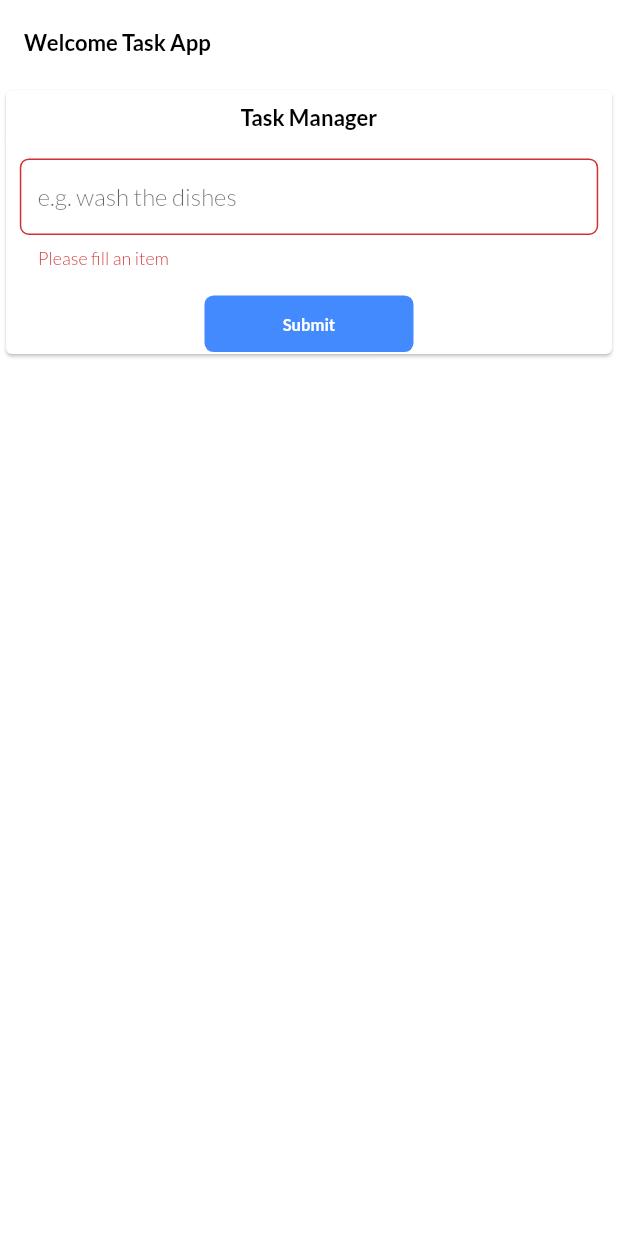
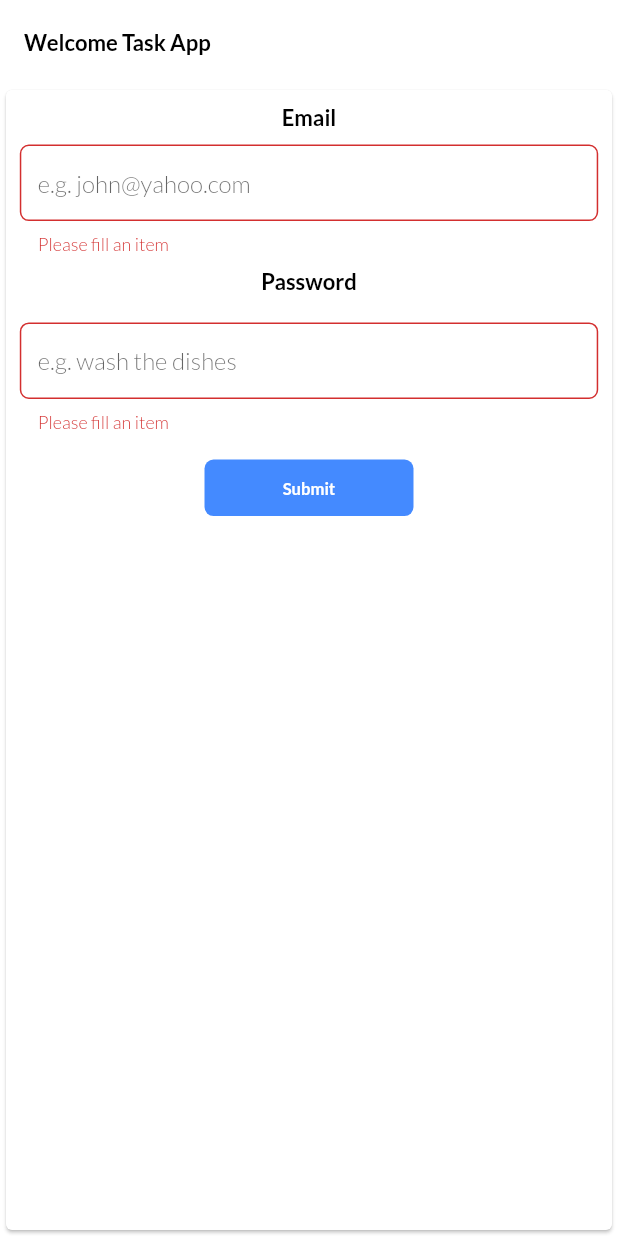
Before and after one commit to mide18/task_app, a Flutter app: the screen it shows after launch, after a tap on "Submit", on a phone screen of 412 x 824 dp. Run offline on Flutter 3.47's test engine with Material 2 defaults, Android fonts, the light colour scheme and no system bars; our stand-ins replace flutter_riverpod, flutter_screenutil; statements that could not run were skipped.

Commit message:
task update

```diff
--- a/lib/constants/components.dart
+++ b/lib/constants/components.dart
@@ -1,4 +1,9 @@
 import 'package:flutter/material.dart';
+
+
+// Form Error
+final RegExp emailValidatorRegExp =
+RegExp(r"^[a-zA-Z0-9.]+@[a-zA-Z0-9]+\.[a-zA-Z]+");
 
 OutlineInputBorder enableOutline() {
   return OutlineInputBorder(
--- a/lib/screens/edit_task_screen.dart
+++ b/lib/screens/edit_task_screen.dart
@@ -10,7 +10,6 @@ class EditTaskScreen extends StatefulWidget {
 }
 
 class _EditTaskScreenState extends State<EditTaskScreen> {
-
   final _formKey = GlobalKey<FormState>();
   final _focusScopeNode = FocusScopeNode();
 
@@ -41,7 +40,8 @@ class _EditTaskScreenState extends State<EditTaskScreen> {
             padding: EdgeInsets.all(10.r),
             child: Form(
               key: _formKey,
-                  child: Column(crossAxisAlignment: CrossAxisAlignment.start,
+              child: Column(
+                crossAxisAlignment: CrossAxisAlignment.start,
                 children: [
                   Center(
                     child: Text(
@@ -55,7 +55,8 @@ class _EditTaskScreenState extends State<EditTaskScreen> {
                   SizedBox(
                     height: 20.h,
                   ),
-                      Row(mainAxisAlignment: MainAxisAlignment.spaceBetween,
+                  Row(
+                    mainAxisAlignment: MainAxisAlignment.spaceBetween,
                     children: [
                       Text(
                         'Edit Task',
@@ -64,7 +65,8 @@ class _EditTaskScreenState extends State<EditTaskScreen> {
                             color: Colors.black,
                             fontWeight: FontWeight.w400),
                       ),
-                        SizedBox(width: 280.w,
+                      SizedBox(
+                        width: 280.w,
                         child: Text(
                           '86h7hd7s8scbsds',
                           style: TextStyle(
@@ -73,9 +75,13 @@ class _EditTaskScreenState extends State<EditTaskScreen> {
                               fontWeight: FontWeight.w400),
                         ),
                       ),
-                      ],),
-                      SizedBox(height: 20.h,),
-                      Row(mainAxisAlignment: MainAxisAlignment.spaceBetween,
+                    ],
+                  ),
+                  SizedBox(
+                    height: 20.h,
+                  ),
+                  Row(
+                    mainAxisAlignment: MainAxisAlignment.spaceBetween,
                     children: [
                       Text(
                         'Edit Task',
@@ -84,7 +90,9 @@ class _EditTaskScreenState extends State<EditTaskScreen> {
                             color: Colors.black,
                             fontWeight: FontWeight.w400),
                       ),
-                          SizedBox(width: 280.w, height: 45.h,
+                      SizedBox(
+                        width: 280.w,
+                        height: 45.h,
                         child: TextFormField(
                           onSaved: (newValue) {
                             if (newValue == null) {
@@ -116,8 +124,10 @@ class _EditTaskScreenState extends State<EditTaskScreen> {
                   SizedBox(
                     height: 20.h,
                   ),
-                      Container(width: 145.w,
-                        child: Row(mainAxisAlignment: MainAxisAlignment.spaceBetween,
+                  Container(
+                    width: 145.w,
+                    child: Row(
+                      mainAxisAlignment: MainAxisAlignment.spaceBetween,
                       children: [
                         Text(
                           'Completed',
@@ -126,10 +136,13 @@ class _EditTaskScreenState extends State<EditTaskScreen> {
                               color: Colors.black,
                               fontWeight: FontWeight.w400),
                         ),
-                            Checkbox(checkColor: Colors.blue,
+                        Checkbox(
+                          //checkColor: Colors.blue,
                           value: accept,
-                              onChanged: (value){
-
+                          onChanged: (value) {
+                            setState(() {
+                              accept = value!;
+                            });
                           },
                         ),
                       ],
@@ -151,7 +164,7 @@ class _EditTaskScreenState extends State<EditTaskScreen> {
                         }
                       },
                       child: Text(
-                            'Submit',
+                        'Edit',
                         style: TextStyle(
                             fontSize: 12.sp,
                             color: Colors.white,
--- a/lib/screens/intro_screen.dart
+++ b/lib/screens/intro_screen.dart
@@ -12,7 +12,9 @@ class IntroScreen extends StatefulWidget {
 }
 
 class _IntroScreenState extends State<IntroScreen> {
-  String task = "";
+  String email = "";
+  String password = "";
+
   final _formKey = GlobalKey<FormState>();
   final _focusScopeNode = FocusScopeNode();
 
@@ -31,9 +33,7 @@ class _IntroScreenState extends State<IntroScreen> {
         ),
         automaticallyImplyLeading: true,
       ),
-      body: Container(
-        height: 200.h,
-        child: Center(
+      body: Center(
           child: Card(
         elevation: 1,
         child: Padding(
@@ -43,7 +43,47 @@ class _IntroScreenState extends State<IntroScreen> {
             child: Column(
               children: [
                 Text(
-                    'Task Manager',
+                  'Email',
+                  style: TextStyle(
+                      fontSize: 16.sp,
+                      color: Colors.black,
+                      fontWeight: FontWeight.w700),
+                ),
+                SizedBox(
+                  height: 10.h,
+                ),
+                TextFormField(
+                  onSaved: (newValue) {
+                    if (newValue == null) {
+                      return;
+                    }
+                    email = newValue;
+                  },
+                  validator: (value) {
+                    if (value!.isEmpty) {
+                      return "Please fill an item";
+                    } else if (!emailValidatorRegExp.hasMatch(value)) {
+                      return "please input a valid email";
+                    } else {
+                      value = email;
+                      return null;
+                    }
+                  },
+                  onEditingComplete: () {
+                    _focusScopeNode.nextFocus();
+                  },
+                  decoration: InputDecoration(
+                      isDense: true,
+                      focusedBorder: focusOutline(),
+                      border: enableOutline(),
+                      enabledBorder: enableOutline(),
+                      hintText: 'e.g. john@yahoo.com'),
+                ),
+                SizedBox(
+                  height: 10.h,
+                ),
+                Text(
+                  'Password',
                   style: TextStyle(
                       fontSize: 16.sp,
                       color: Colors.black,
@@ -57,13 +97,13 @@ class _IntroScreenState extends State<IntroScreen> {
                     if (newValue == null) {
                       return;
                     }
-                      task = newValue;
+                    password = newValue;
                   },
                   validator: (value) {
                     if (value!.isEmpty) {
                       return "Please fill an item";
                     } else {
-                        value = task;
+                      value = password;
                       return null;
                     }
                   },
@@ -91,8 +131,7 @@ class _IntroScreenState extends State<IntroScreen> {
                       if (_formKey.currentState!.validate()) {
                         _formKey.currentState!.save();
 
-                          Navigator.of(context)
-                              .pushNamed(AppRoutes.tasksScreen);
+                        Navigator.of(context).pushNamed(AppRoutes.tasksScreen);
                       }
                     },
                     child: Text(
@@ -109,7 +148,6 @@ class _IntroScreenState extends State<IntroScreen> {
           ),
         ),
       )),
-      ),
     );
   }
 }
```
Lines whose indentation alone changed are shown as unchanged.
